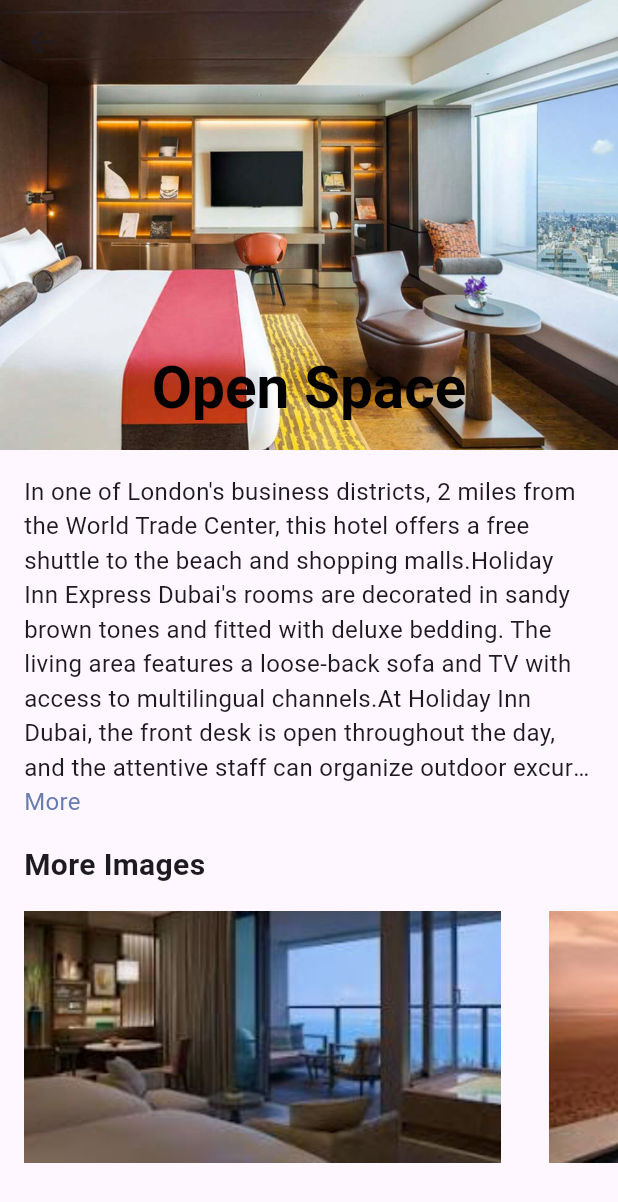
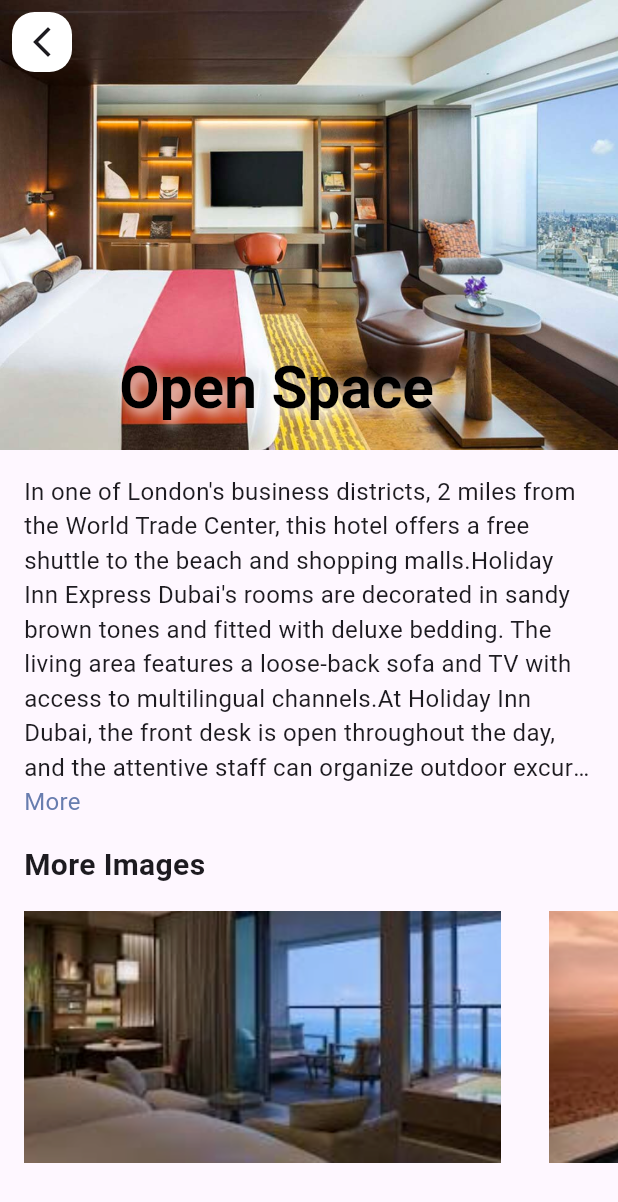
Before and after one commit to ibrohimovG-apps/my_app, a Flutter app: the screen it shows after launch, after a tap on "Open Space", on a phone screen of 412 x 824 dp. Shown: the top 1202 px of the screen. Run offline on Flutter 3.47's test engine with Material 3 defaults, Android fonts, the phone set to English and light mode, and no system bars; our stand-ins replace barcode_widget, fluentui_icons, get.

Commit message:
adding splash screen

```diff
--- a/lib/base/utils/all_json.dart
+++ b/lib/base/utils/all_json.dart
@@ -72,7 +72,8 @@ List<Map<String, dynamic>> hotelList = [
 ];
 
 class AppRoutes {
-  static const homePage = "/";
+  static const splashPage = "/";
+  static const homePage = "/homePage";
   static const allTickets = "/all_tickets";
   static const ticketScreen = "/ticket_screen";
   static const allHotels = "/all_hotels";
--- a/lib/main.dart
+++ b/lib/main.dart
@@ -1,6 +1,7 @@
 import 'package:flutter/material.dart';
 import 'package:my_app/base/bot_nav_bar.dart';
 import 'package:my_app/base/utils/all_json.dart';
+import 'package:my_app/screens/auth/screens/splash_screen.dart';
 import 'package:my_app/screens/home/widgets/all_hotels.dart';
 import 'package:my_app/screens/home/widgets/all_tickets.dart';
 import 'package:my_app/screens/home/widgets/hotel_detail.dart';
@@ -19,6 +20,7 @@ class MyApp extends StatelessWidget {
     return GetMaterialApp(
       debugShowCheckedModeBanner: false,
       routes: {
+        AppRoutes.splashPage: (context) => const SplashPage(),
         AppRoutes.homePage: (context) => BottomNavBar(),
         AppRoutes.allTickets: (context) => const AllTickets(),
         AppRoutes.allHotels: (context) => const AllHotels(),
--- /dev/null
+++ b/lib/screens/auth/screens/splash_screen.dart
@@ -0,0 +1,33 @@
+import 'package:flutter/material.dart';
+import 'package:my_app/base/utils/all_json.dart';
+
+class SplashPage extends StatefulWidget {
+  const SplashPage({super.key});
+
+  @override
+  State<SplashPage> createState() => _SplashPageState();
+}
+
+class _SplashPageState extends State<SplashPage> {
+  @override
+  void initState() {
+    super.initState();
+    Future.delayed(const Duration(seconds: 2)).then(
+      (value) {
+        Navigator.pushNamed(
+          context,
+          AppRoutes.homePage,
+        );
+      },
+    );
+  }
+
+  @override
+  Widget build(BuildContext context) {
+    return const Scaffold(
+      body: Center(
+        child: Text('Splash screen'),
+      ),
+    );
+  }
+}
--- a/lib/screens/home/widgets/hotel_detail.dart
+++ b/lib/screens/home/widgets/hotel_detail.dart
@@ -36,40 +36,49 @@ class _HotelDetailState extends State<HotelDetail> {
             expandedHeight: 300,
             floating: false,
             pinned: true,
-            /*leading: Padding(
+            leading: Padding(
               padding: const EdgeInsets.all(8.0),
-              child: GestureDetector(
-                onTap: () {
+              child: IconButton(
+                icon: const Icon(Icons.arrow_back_ios_new),
+                style: IconButton.styleFrom(
+                  shape: RoundedRectangleBorder(
+                    borderRadius: BorderRadius.circular(15),
+                  ),
+                  backgroundColor: Colors.white,
+                  fixedSize: const Size(100, 100),
+                ),
+                onPressed: () {
                   Navigator.pop(context);
                 },
-                child: Container(
-                  decoration: BoxDecoration(
-                    shape: BoxShape.circle,
-                    color: AppStyles.primaryColor,
-                  ),
-                  child: const Icon(
-                    Icons.arrow_back,
-                    color: Colors.white,
               ),
             ),
-              ),
-            ),*/
             flexibleSpace: FlexibleSpaceBar(
               title: Container(
                 padding: const EdgeInsets.symmetric(
                     // horizontal: 8,
                     // vertical: 4,
                     ),
+                child: Container(
+                  padding: EdgeInsets.symmetric(horizontal: 5),
+                  // color: Colors.black.withOpacity(0.5),
                   child: Text(
                     "${hotelList[index]["place"]}",
                     style: const TextStyle(
                       color: Colors.black,
                       fontWeight: FontWeight.bold,
                       fontSize: 26,
+                      shadows: [
+                        Shadow(
+                          blurRadius: 10,
+                          color: Colors.white,
+                          offset: Offset(2, 2),
+                        ),
+                      ],
                     ),
                   ),
                 ),
-              centerTitle: true,
+              ),
+              centerTitle: false,
               background: Stack(
                 children: [
                   Positioned.fill(
```
Lines whose indentation alone changed are shown as unchanged.
